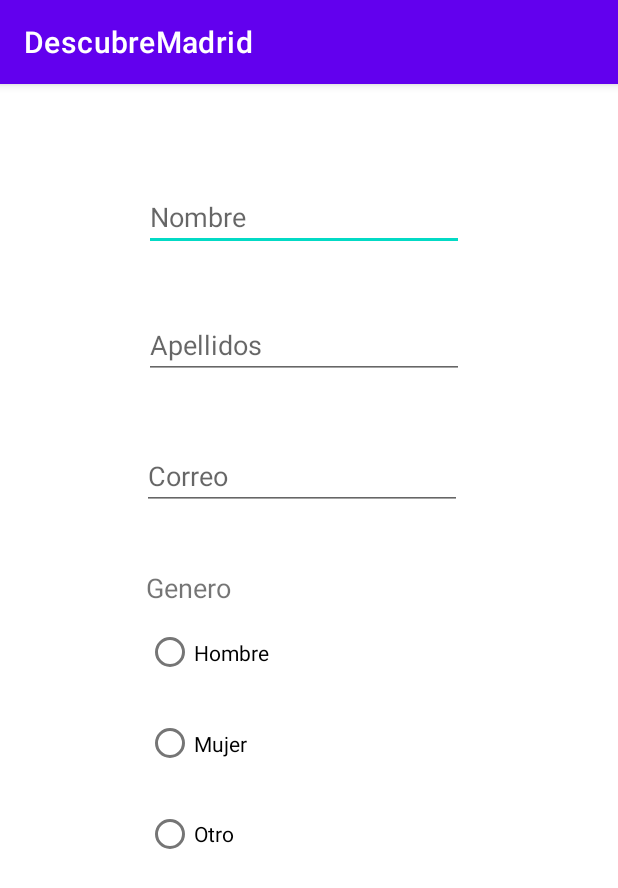
After one commit to Martagomez5/DescubreMadrid, an Android app: the Registro screen opened directly, with no data from a screen before it, on a phone screen of 412 x 824 dp. The commit adds this screen. Shown: the top 888 px of the screen. Run offline under Robolectric (Android 15) with nearby library versions, the phone set to English and light mode, and no system bars.

Commit message:
Creacion de la interfaz de registro

```diff
--- a/app/src/main/java/com/example/descubremadrid/MainActivity.java
+++ b/app/src/main/java/com/example/descubremadrid/MainActivity.java
@@ -2,6 +2,7 @@ package com.example.descubremadrid;
 
 import androidx.appcompat.app.AppCompatActivity;
 
+import android.content.Intent;
 import android.os.Bundle;
 
 public class MainActivity extends AppCompatActivity {
@@ -10,5 +11,10 @@ public class MainActivity extends AppCompatActivity {
     protected void onCreate(Bundle savedInstanceState) {
         super.onCreate(savedInstanceState);
         setContentView(R.layout.activity_main);
+
+        Intent intent = new Intent(getApplicationContext(), Login.class);
+        startActivity(intent);
     }
+
+
 }
--- /dev/null
+++ b/app/src/main/java/com/example/descubremadrid/Registro.java
@@ -0,0 +1,14 @@
+package com.example.descubremadrid;
+
+import androidx.appcompat.app.AppCompatActivity;
+
+import android.os.Bundle;
+
+public class Registro extends AppCompatActivity {
+
+    @Override
+    protected void onCreate(Bundle savedInstanceState) {
+        super.onCreate(savedInstanceState);
+        setContentView(R.layout.activity_registro);
+    }
+}
--- /dev/null
+++ b/app/src/main/res/layout/activity_registro.xml
@@ -0,0 +1,87 @@
+<?xml version="1.0" encoding="utf-8"?>
+<androidx.constraintlayout.widget.ConstraintLayout xmlns:android="http://schemas.android.com/apk/res/android"
+    xmlns:app="http://schemas.android.com/apk/res-auto"
+    xmlns:tools="http://schemas.android.com/tools"
+    android:layout_width="match_parent"
+    android:layout_height="match_parent"
+    tools:context=".Registro">
+
+    <EditText
+        android:id="@+id/editTextNombre"
+        android:layout_width="wrap_content"
+        android:layout_height="wrap_content"
+        android:ems="10"
+        android:hint="Nombre"
+        android:inputType="textPersonName"
+        app:layout_constraintBottom_toBottomOf="parent"
+        app:layout_constraintEnd_toEndOf="parent"
+        app:layout_constraintHorizontal_bias="0.482"
+        app:layout_constraintStart_toStartOf="parent"
+        app:layout_constraintTop_toTopOf="parent"
+        app:layout_constraintVertical_bias="0.091" />
+
+    <EditText
+        android:id="@+id/editTextApellidos"
+        android:layout_width="wrap_content"
+        android:layout_height="wrap_content"
+        android:layout_marginStart="96dp"
+        android:layout_marginLeft="96dp"
+        android:ems="10"
+        android:hint="Apellidos"
+        android:inputType="textPersonName"
+        app:layout_constraintBottom_toBottomOf="parent"
+        app:layout_constraintStart_toStartOf="parent"
+        app:layout_constraintTop_toTopOf="parent"
+        app:layout_constraintVertical_bias="0.209" />
+
+    <EditText
+        android:id="@+id/editTextCorreo"
+        android:layout_width="wrap_content"
+        android:layout_height="wrap_content"
+        android:ems="10"
+        android:hint="Correo"
+        android:inputType="textEmailAddress"
+        app:layout_constraintBottom_toBottomOf="parent"
+        app:layout_constraintEnd_toEndOf="parent"
+        app:layout_constraintHorizontal_bias="0.477"
+        app:layout_constraintStart_toStartOf="parent"
+        app:layout_constraintTop_toTopOf="parent"
+        app:layout_constraintVertical_bias="0.33" />
+
+    <RadioGroup
+        android:layout_width="213dp"
+        android:layout_height="206dp"
+        app:layout_constraintBottom_toBottomOf="parent"
+        app:layout_constraintEnd_toEndOf="parent"
+        app:layout_constraintHorizontal_bias="0.489"
+        app:layout_constraintStart_toStartOf="parent"
+        app:layout_constraintTop_toTopOf="parent"
+        app:layout_constraintVertical_bias="0.575">
+
+        <TextView
+            android:id="@+id/textView4"
+            android:layout_width="match_parent"
+            android:layout_height="wrap_content"
+            android:text="Genero"
+            android:textSize="18sp" />
+
+        <RadioButton
+            android:id="@+id/radioButton"
+            android:layout_width="match_parent"
+            android:layout_height="62dp"
+            android:text="Hombre" />
+
+        <RadioButton
+            android:id="@+id/radioButton2"
+            android:layout_width="match_parent"
+            android:layout_height="59dp"
+            android:text="Mujer" />
+
+        <RadioButton
+            android:id="@+id/radioButton3"
+            android:layout_width="match_parent"
+            android:layout_height="61dp"
+            android:text="Otro" />
+    </RadioGroup>
+
+</androidx.constraintlayout.widget.ConstraintLayout>
```
Also changed, not shown: app/src/main/AndroidManifest.xml (+5 -2 lines), app/src/main/java/com/example/descubremadrid/Login.java (+71 -0 lines), app/src/main/java/com/example/descubremadrid/Lugar.java (added, +14 -0 lines), app/src/main/res/layout/activity_login.xml (+5 -4 lines), app/src/main/res/layout/activity_lugar.xml (added, +9 -0 lines).
